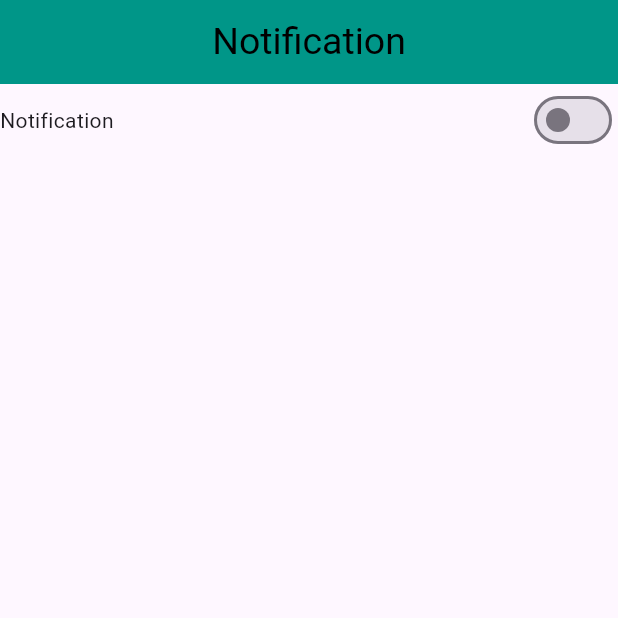
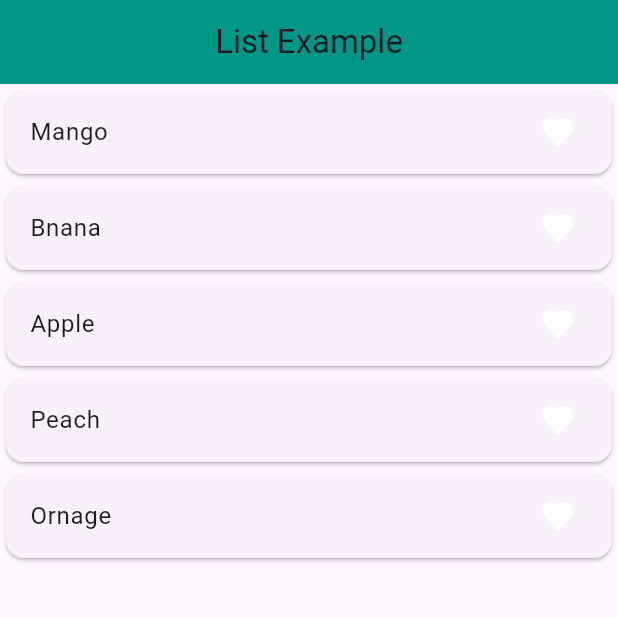
Before and after one commit to Munim57/get_x_practice, a Flutter app: the screen it shows after launch, on a phone screen of 412 x 824 dp, the top half of it. Run offline on Flutter 3.47's test engine with Material 3 defaults, Android fonts, the phone set to English and light mode, and no system bars; our stand-ins replace get.

Commit message:
list with setstate

```diff
--- /dev/null
+++ b/lib/getx_list_example/list_example.dart
@@ -0,0 +1,48 @@
+import 'package:flutter/material.dart';
+
+class ListExample extends StatefulWidget {
+  const ListExample({super.key});
+
+  @override
+  State<ListExample> createState() => _ListExampleState();
+}
+
+class _ListExampleState extends State<ListExample> {
+  List<String> furitslist = ['Mango', 'Bnana', 'Apple', 'Peach', 'Ornage'];
+  List<dynamic> tempfruitlist = [];
+  @override
+  Widget build(BuildContext context) {
+    return SafeArea(
+      child: Scaffold(
+        appBar: AppBar(
+          backgroundColor: Colors.teal,
+          title: Center(child: Text('List Example')),
+        ),
+        body: ListView.builder(
+          itemCount: furitslist.length,
+          itemBuilder: (context, index) {
+            return Card(
+              child: ListTile(
+                onTap: () {
+                  if (tempfruitlist.contains(furitslist[index].toString())) {
+                    tempfruitlist.remove(furitslist[index].toString());
+                  } else {
+                    tempfruitlist.add(furitslist[index].toString());
+                  }
+                  setState(() {});
+                },
+                title: Text(furitslist[index].toString()),
+                trailing: Icon(
+                  Icons.favorite,
+                  color: tempfruitlist.contains(furitslist[index].toString())
+                      ? Colors.red
+                      : Colors.white,
+                ),
+              ),
+            );
+          },
+        ),
+      ),
+    );
+  }
+}
--- a/lib/main.dart
+++ b/lib/main.dart
@@ -1,7 +1,6 @@
 import 'package:flutter/material.dart';
 import 'package:get/get_navigation/get_navigation.dart';
-
-import 'package:get_x_practice/notification_switch_example/notifcation_screen.dart';
+import 'package:get_x_practice/getx_list_example/list_example.dart';
 
 void main() {
   runApp(MyApp());
@@ -19,7 +18,7 @@ class _MyAppState extends State<MyApp> {
   Widget build(BuildContext context) {
     return GetMaterialApp(
       debugShowCheckedModeBanner: false,
-      home: NotifcationScreen(),
+      home: ListExample(),
     );
   }
 }
```
